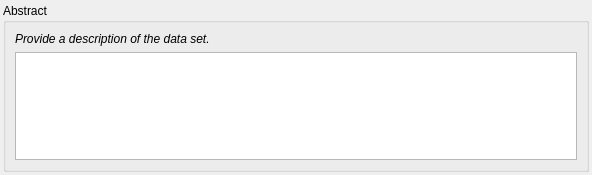
The window that pymdwizard/gui/ui_files/abstract.ui (DOI-USGS/fort-pymdwizard) describes before a commit, drawn with Qt 5.
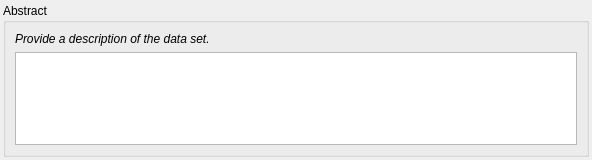
The same window after the commit.

Commit message: broke apart descriptor, into several component widgets ... abstract, purpose, and supplinf.  Also changed IdInfo GUI components to take up less real estate.

```diff
--- a/pymdwizard/gui/ui_files/abstract.ui
+++ b/pymdwizard/gui/ui_files/abstract.ui
@@ -7,19 +7,19 @@
     <x>0</x>
     <y>0</y>
     <width>592</width>
-    <height>175</height>
+    <height>160</height>
    </rect>
   </property>
   <property name="minimumSize">
    <size>
     <width>0</width>
-    <height>135</height>
+    <height>120</height>
    </size>
   </property>
   <property name="maximumSize">
    <size>
     <width>16777215</width>
-    <height>175</height>
+    <height>160</height>
    </size>
   </property>
   <property name="font">
```
The commit also changes 15 other files.
